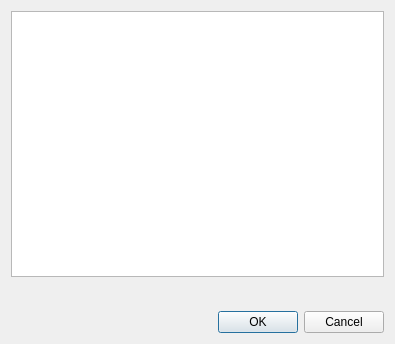
Before: the Qt Designer form qt5/quickphrase-editor/batchdialog.ui in fcitx/fcitx5-qt, drawn with Qt 5.
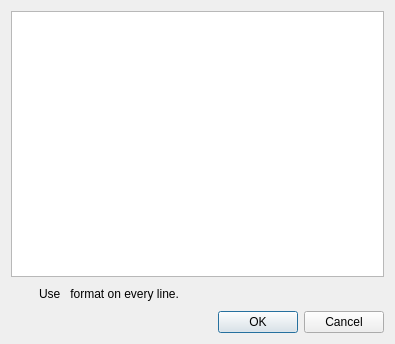
After: the same form once the commit is applied.

Diff of the .ui file:
```diff
--- a/qt5/quickphrase-editor/batchdialog.ui
+++ b/qt5/quickphrase-editor/batchdialog.ui
@@ -44,7 +44,7 @@
      <item>
       <widget class="QLabel" name="infoLabel">
        <property name="text">
-        <string/>
+        <string>Use &lt;Keyword&gt; &lt;Phrase&gt; format on every line.</string>
        </property>
       </widget>
      </item>
```
